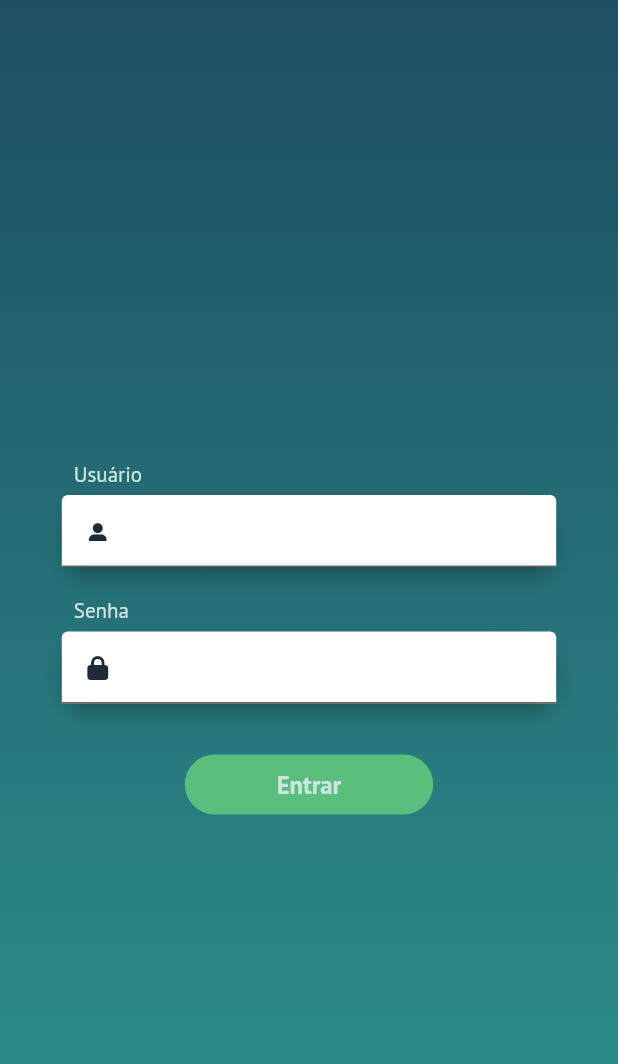
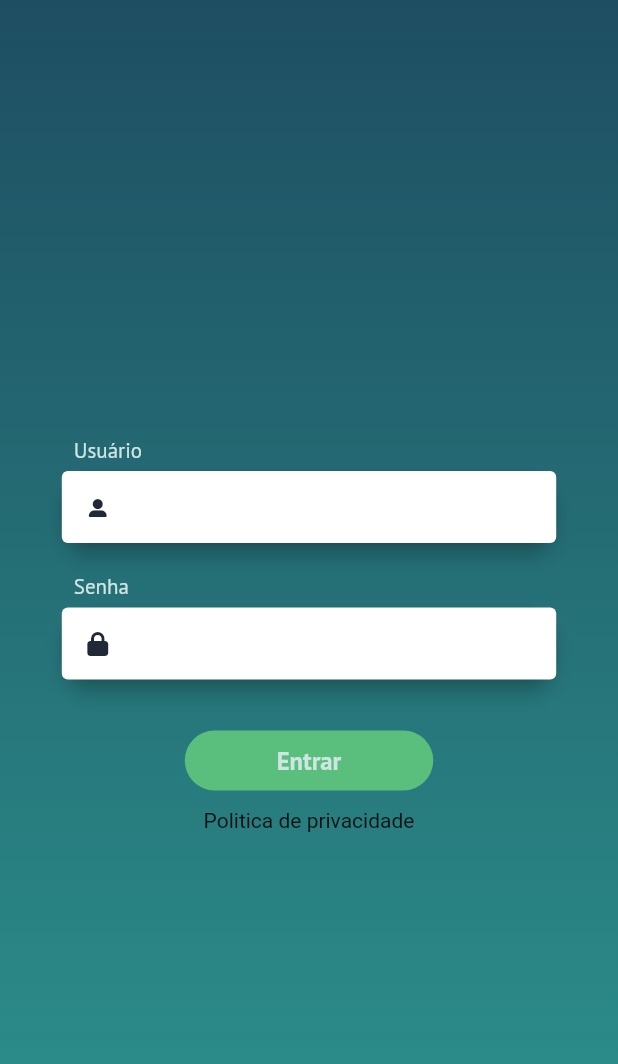
Before and after one commit to Henrikdo/note-list, a Flutter app: the screen it shows after launch, on a phone screen of 412 x 824 dp. Shown: the top 1064 px of the screen. Run offline on Flutter 3.47's test engine with Material 2 defaults, Android fonts, the phone set to English and light mode, and no system bars; our stand-ins replace font_awesome_flutter, google_fonts.

Commit message:
First commit

```diff
--- a/lib/views/login/login_screen.dart
+++ b/lib/views/login/login_screen.dart
@@ -2,6 +2,7 @@ import 'package:flutter/material.dart';
 import 'package:flutter/services.dart';
 import 'package:font_awesome_flutter/font_awesome_flutter.dart';
 import "package:google_fonts/google_fonts.dart";
+import 'package:url_launcher/url_launcher.dart';
 
 class LoginScreen extends StatefulWidget {
   LoginScreen({super.key});
@@ -47,6 +48,7 @@ class _LoginScreenState extends State<LoginScreen> {
           height: 30,
         ),
         _button(),
+        _bottomText()
       ]),
     );
   }
@@ -100,15 +102,6 @@ class _LoginScreenState extends State<LoginScreen> {
     );
   }
 
-  Widget _fieldText(String text) {
-    return Padding(
-      padding: const EdgeInsets.symmetric(horizontal: 8.0),
-      child: Text(text,
-          style: _textStyle(
-              const Color.fromRGBO(206, 229, 227, 1), 14, FontWeight.w300)),
-    );
-  }
-
   Widget _button() {
     return FilledButton(
       onPressed: () => {
@@ -128,14 +121,6 @@ class _LoginScreenState extends State<LoginScreen> {
                 MediaQuery.of(context).size.width * 0.04, FontWeight.w600)),
       ),
     );
-  }
-
-  TextStyle _textStyle(
-    Color color,
-    double fontSize,
-    FontWeight fw,
-  ) {
-    return GoogleFonts.ptSans(fontSize: fontSize, color: color, fontWeight: fw);
   }
 
   Widget _field(Icon icon, bool obscureText,
@@ -165,10 +150,13 @@ class _LoginScreenState extends State<LoginScreen> {
                 errorBorder: const OutlineInputBorder(
                   borderSide: BorderSide(color: Colors.red, width: 0.0),
                 ),
-                focusedErrorBorder:const OutlineInputBorder(
-                    borderSide:BorderSide.none),
+                focusedErrorBorder:
+                    const OutlineInputBorder(borderSide: BorderSide.none),
                 focusedBorder:
                     const OutlineInputBorder(borderSide: BorderSide.none),
+                enabledBorder: const OutlineInputBorder(
+                    borderSide:
+                        BorderSide(color: Colors.transparent, width: 0.0)),
                 counterText: "",
                 focusColor: Colors.red,
                 contentPadding: EdgeInsets.all(10),
@@ -179,6 +167,43 @@ class _LoginScreenState extends State<LoginScreen> {
                 ),
                 isDense: true,
                 prefixIcon: icon)));
+  }
+
+  Widget _fieldText(String text) {
+    return Padding(
+      padding: const EdgeInsets.symmetric(horizontal: 8.0),
+      child: Text(text,
+          style: _textStyle(
+              const Color.fromRGBO(206, 229, 227, 1), 14, FontWeight.w300)),
+    );
+  }
+
+  Future<void> _launchUrl() async {
+    if (!await launchUrl(Uri.parse('https://www.google.com.br'))) {
+      throw Exception('Could not launch');
+    }
+  }
+
+  Widget _bottomText() {
+    return Padding(
+      padding: EdgeInsets.all(8),
+      child: InkWell(
+          child: Text('Politica de privacidade'),
+          onTap: () async {
+            final url = Uri.parse('https://www.google.com.br');
+            if(await canLaunchUrl(url)){
+              launchUrl(url);
+            }
+          },
+    ));
+  }
+
+  TextStyle _textStyle(
+    Color color,
+    double fontSize,
+    FontWeight fw,
+  ) {
+    return GoogleFonts.ptSans(fontSize: fontSize, color: color, fontWeight: fw);
   }
 
   String? _passwordValidator(String value) {
--- a/pubspec.yaml
+++ b/pubspec.yaml
@@ -36,6 +36,7 @@ dependencies:
   # The following adds the Cupertino Icons font to your application.
   # Use with the CupertinoIcons class for iOS style icons.
   cupertino_icons: ^1.0.2
+  url_launcher: ^6.2.1
 
 dev_dependencies:
   flutter_test:
```
Also changed, not shown: pubspec.lock, 5 other files.
